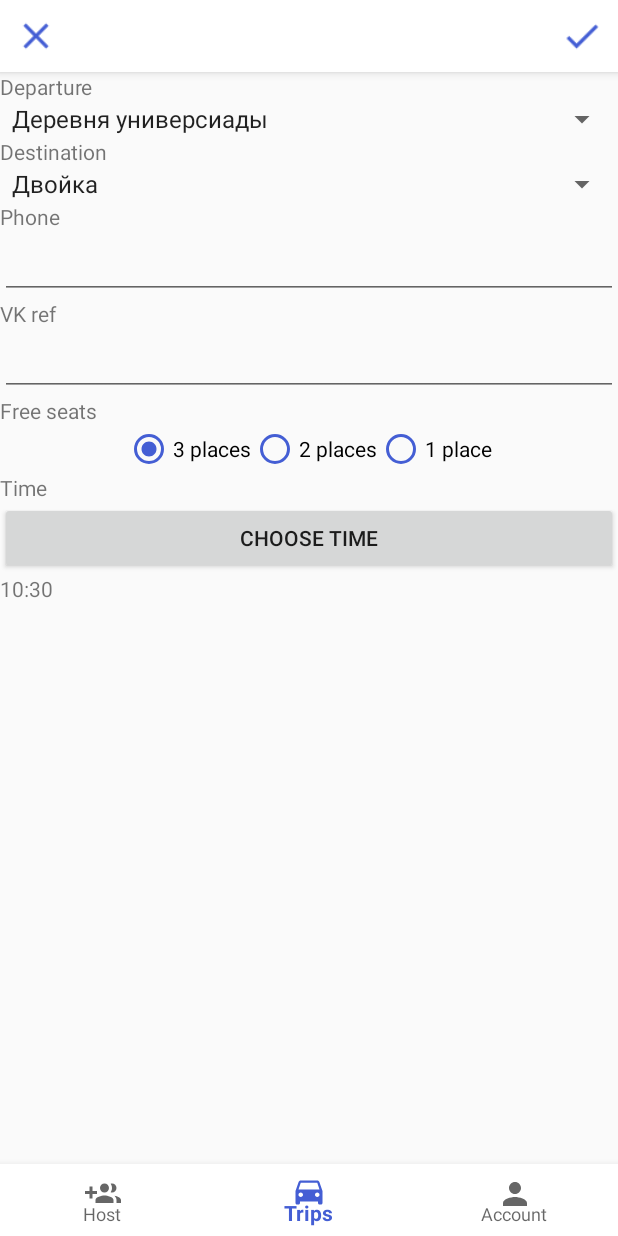
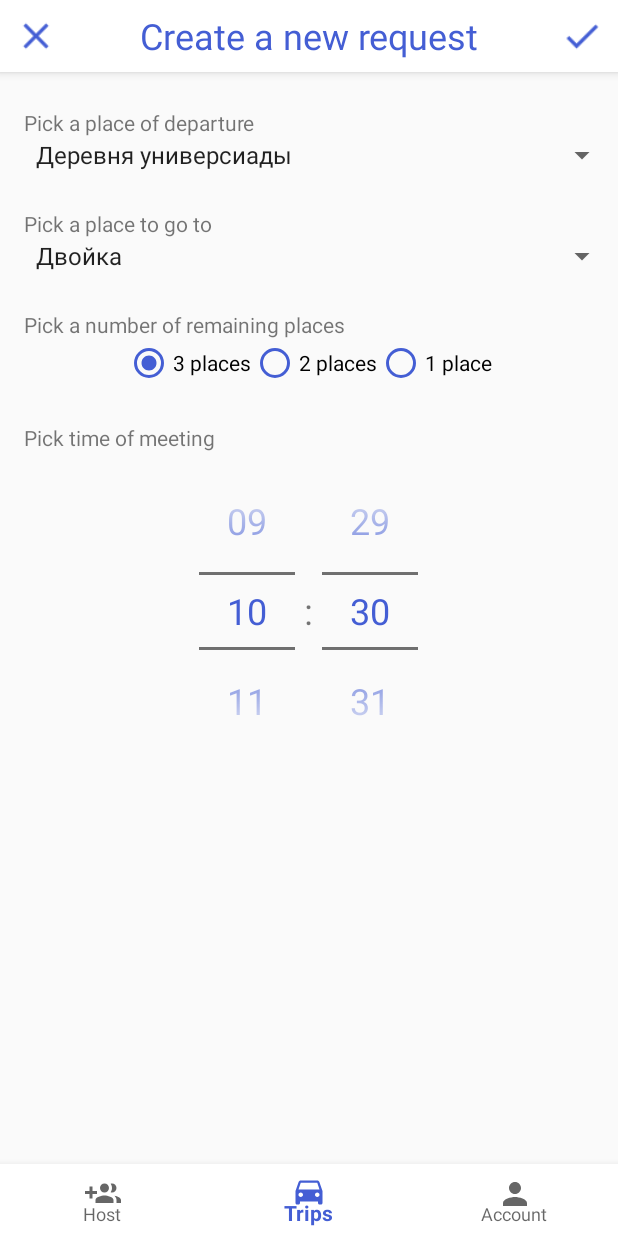
Before and after one commit to 303Enterprise/DUTaxi, an Android app: the CreateTripFragment screen opened through its navigation route, on a phone screen of 412 x 824 dp. Run offline under Robolectric (Android 15) with nearby library versions, the phone set to English and light mode, and no system bars.

Commit message:
Material design changes

```diff
--- a/app/src/main/java/com/room303/dutaxi/ui/main/createtripfragment/CreateTripFragment.java
+++ b/app/src/main/java/com/room303/dutaxi/ui/main/createtripfragment/CreateTripFragment.java
@@ -1,6 +1,6 @@
 package com.room303.dutaxi.ui.main.createtripfragment;
 
-import android.app.TimePickerDialog;
+import android.os.Build;
 import android.os.Bundle;
 import android.view.LayoutInflater;
 import android.view.View;
@@ -9,7 +9,6 @@ import android.widget.AdapterView;
 import android.widget.Button;
 import android.widget.EditText;
 import android.widget.ImageButton;
-import android.widget.RadioButton;
 import android.widget.RadioGroup;
 import android.widget.Spinner;
 import android.widget.TextView;
@@ -19,13 +18,11 @@ import androidx.annotation.NonNull;
 import androidx.annotation.Nullable;
 import androidx.fragment.app.Fragment;
 import androidx.fragment.app.FragmentManager;
-import androidx.fragment.app.FragmentTransaction;
 import androidx.navigation.NavController;
 import androidx.navigation.Navigation;
 
 import com.google.android.material.bottomnavigation.BottomNavigationView;
 import com.room303.dutaxi.R;
-import com.room303.dutaxi.ui.main.tripfragment.TripsFragment;
 
 import java.util.Calendar;
 
@@ -54,9 +51,10 @@ public class CreateTripFragment extends Fragment implements View.OnClickListener
     private ImageButton cancelButton;
     private ImageButton commitButton;
     private TextView timeDisplay;
+    private TimePicker timePicker;
 
-    private int tripMinute;
-    private int tripHour;
+    private int currentMinute;
+    private int currentHour;
     private int freeSeats;
     private boolean isTimePicked;
 
@@ -86,29 +84,18 @@ public class CreateTripFragment extends Fragment implements View.OnClickListener
         });
 
         Calendar cal = Calendar.getInstance();
-        tripHour = cal.get(Calendar.HOUR_OF_DAY);
-        tripMinute = cal.get(Calendar.MINUTE);
-        setTimeDisplay(tripHour, tripMinute);
+        currentHour = cal.get(Calendar.HOUR_OF_DAY);
+        currentMinute = cal.get(Calendar.MINUTE);
 
-        timeInputButton.setOnClickListener(new View.OnClickListener() {
-            @Override
-            public void onClick(View v) {
-                // when user clicks OK button at TimePickerDialog
-                TimePickerDialog.OnTimeSetListener timeSetListener = new TimePickerDialog.OnTimeSetListener() {
-                    @Override
-                    public void onTimeSet(TimePicker view, int hour, int minute) {
-                        tripHour = hour;
-                        tripMinute = minute;
-                        setTimeDisplay(tripHour, tripMinute);
-                    }
-                };
-
-                // creating new dialog window
-                TimePickerDialog timePickerDialog = new TimePickerDialog(
-                        getActivity(), timeSetListener, tripHour, tripMinute, true);
-                timePickerDialog.show();
-            }
-        });
+        timePicker = rootView.findViewById(R.id.timePicker);
+        timePicker.setIs24HourView(true);
+        if (Build.VERSION.SDK_INT >= Build.VERSION_CODES.M) {
+            timePicker.setHour(currentHour);
+            timePicker.setMinute(currentMinute);
+        } else {
+            timePicker.setCurrentHour(currentHour);
+            timePicker.setCurrentMinute(currentMinute);
+        }
 
         freeseatsInput.setOnCheckedChangeListener(new RadioGroup.OnCheckedChangeListener() {
             @Override
@@ -194,8 +181,6 @@ public class CreateTripFragment extends Fragment implements View.OnClickListener
         phoneInput = rootView.findViewById(R.id.phone_input);
         vkrefInput = rootView.findViewById(R.id.vkref_input);
         freeseatsInput = rootView.findViewById(R.id.freeseats_input);
-        timeInputButton = rootView.findViewById(R.id.time_input);
-        timeDisplay = rootView.findViewById(R.id.time_display);
     }
 
     private void setTimeDisplay(int hour, int minute) {
--- a/app/src/main/res/layout/fragment_account.xml
+++ b/app/src/main/res/layout/fragment_account.xml
@@ -31,7 +31,7 @@
                         android:gravity="center_vertical"
                         android:text="Account"
                         android:textColor="@color/colorPrimary"
-                        android:textSize="24sp"
+                        android:textSize="@dimen/toolbar_text_size"
                         android:layout_marginStart="20dp"
                         app:layout_constraintStart_toStartOf="parent"
                         app:layout_constraintTop_toTopOf="parent" />
--- a/app/src/main/res/layout/fragment_create_trip.xml
+++ b/app/src/main/res/layout/fragment_create_trip.xml
@@ -21,9 +21,9 @@
 
             <androidx.constraintlayout.widget.ConstraintLayout
                     android:id="@+id/toolbar_create_trip_layout"
-                    android:theme="@style/ThemeOverlay.AppCompat.Light"
                     android:layout_width="match_parent"
-                    android:layout_height="match_parent">
+                    android:layout_height="match_parent"
+                    android:theme="@style/ThemeOverlay.AppCompat.Light">
 
 
                 <ImageButton
@@ -37,6 +37,18 @@
                         android:scaleY="1.2"
                         android:src="@drawable/ic_cross"
                         app:layout_constraintStart_toStartOf="parent"
+                        app:layout_constraintTop_toTopOf="parent" />
+
+                <TextView
+                        android:id="@+id/textView"
+                        android:layout_width="wrap_content"
+                        android:layout_height="match_parent"
+                        android:gravity="center_vertical"
+                        android:text="Create a new request"
+                        android:textColor="@color/colorPrimary"
+                        android:textSize="@dimen/toolbar_text_size"
+                        app:layout_constraintEnd_toStartOf="@+id/toolbar_button_commit"
+                        app:layout_constraintStart_toEndOf="@+id/toolbar_button_cancel"
                         app:layout_constraintTop_toTopOf="parent" />
 
                 <ImageButton
@@ -57,33 +69,39 @@
 
     <TextView
             android:id="@+id/departure_description"
-            android:layout_width="match_parent"
+            android:layout_width="wrap_content"
             android:layout_height="wrap_content"
-            android:text="Departure" />
+            android:text="Pick a place of departure"
+            android:theme="@style/CreateTripTextItem" />
 
     <Spinner
             android:id="@+id/departure_input"
             android:layout_width="match_parent"
             android:layout_height="wrap_content"
+            android:layout_marginStart="16dp"
             android:entries="@array/destinations" />
 
     <TextView
             android:id="@+id/destination_description"
-            android:layout_width="match_parent"
+            android:layout_width="wrap_content"
             android:layout_height="wrap_content"
-            android:text="Destination" />
+            android:text="Pick a place to go to"
+            android:theme="@style/CreateTripTextItem" />
 
     <Spinner
             android:id="@+id/destination_input"
             android:layout_width="match_parent"
             android:layout_height="wrap_content"
+            android:layout_marginStart="16dp"
             android:entries="@array/destinations" />
 
     <TextView
             android:id="@+id/phone_description"
             android:layout_width="match_parent"
             android:layout_height="wrap_content"
-            android:text="Phone" />
+            android:text="Phone"
+            android:theme="@style/CreateTripTextItem"
+            android:visibility="gone" />
 
     <EditText
             android:id="@+id/phone_input"
@@ -92,26 +110,30 @@
             android:digits="0123456789"
             android:ems="10"
             android:inputType="phone"
-            android:maxLength="11" />
+            android:maxLength="11"
+            android:visibility="gone" />
 
     <TextView
             android:id="@+id/vkref_description"
             android:layout_width="match_parent"
             android:layout_height="wrap_content"
-            android:text="VK ref" />
+            android:text="VK ref"
+            android:visibility="gone" />
 
     <EditText
             android:id="@+id/vkref_input"
             android:layout_width="match_parent"
             android:layout_height="wrap_content"
             android:ems="10"
-            android:inputType="textPersonName" />
+            android:inputType="textPersonName"
+            android:visibility="gone" />
 
     <TextView
             android:id="@+id/freeseats_description"
-            android:layout_width="match_parent"
+            android:layout_width="wrap_content"
             android:layout_height="wrap_content"
-            android:text="Free seats" />
+            android:text="Pick a number of remaining places"
+            android:theme="@style/CreateTripTextItem" />
 
     <RadioGroup
             android:id="@+id/freeseats_input"
@@ -146,20 +168,16 @@
 
     <TextView
             android:id="@+id/time_description"
-            android:layout_width="match_parent"
+            android:layout_width="wrap_content"
             android:layout_height="wrap_content"
-            android:text="Time" />
+            android:text="Pick time of meeting"
+            android:theme="@style/CreateTripTextItem" />
 
-    <Button
-            android:id="@+id/time_input"
-            android:layout_width="match_parent"
+    <TimePicker
+            android:id="@+id/timePicker"
+            android:layout_width="wrap_content"
             android:layout_height="wrap_content"
-            android:text="choose time" />
-
-    <TextView
-            android:id="@+id/time_display"
-            android:layout_width="match_parent"
-            android:layout_height="wrap_content"
-            android:text="Time display" />
-
+            android:layout_gravity="center_horizontal"
+            android:theme="@style/TimePickerTheme"
+            android:timePickerMode="spinner" />
 </LinearLayout>
--- a/app/src/main/res/layout/fragment_trips.xml
+++ b/app/src/main/res/layout/fragment_trips.xml
@@ -32,7 +32,7 @@
                         android:gravity="center_vertical"
                         android:text="Current requests"
                         android:textColor="@color/colorPrimary"
-                        android:textSize="24sp"
+                        android:textSize="@dimen/toolbar_text_size"
                         app:layout_constraintStart_toStartOf="parent"
                         app:layout_constraintTop_toTopOf="parent" />
             </androidx.constraintlayout.widget.ConstraintLayout>
--- a/app/src/main/res/values/dimens.xml
+++ b/app/src/main/res/values/dimens.xml
@@ -1,4 +1,5 @@
 <?xml version="1.0" encoding="utf-8"?>
 <resources>
     <dimen name="app_bar_height">48dp</dimen>
+    <dimen name="toolbar_text_size">24sp</dimen>
 </resources>
--- a/app/src/main/res/values/styles.xml
+++ b/app/src/main/res/values/styles.xml
@@ -20,4 +20,16 @@
         <item name="android:layout_marginTop">20dp</item>
     </style>
 
+    <style name="TimePickerTheme">
+        <item name="android:textSize">24sp</item>
+        <item name="android:textColorPrimary">@color/colorPrimary</item>
+    </style>
+
+    <style name="CreateTripTextItem">
+        <item name="android:paddingTop">24dp</item>
+        <item name="android:paddingStart">16dp</item>
+        <item name="android:textSize">14sp</item>
+        <item name="android:layout_gravity">start</item>
+    </style>
+
 </resources>
```
